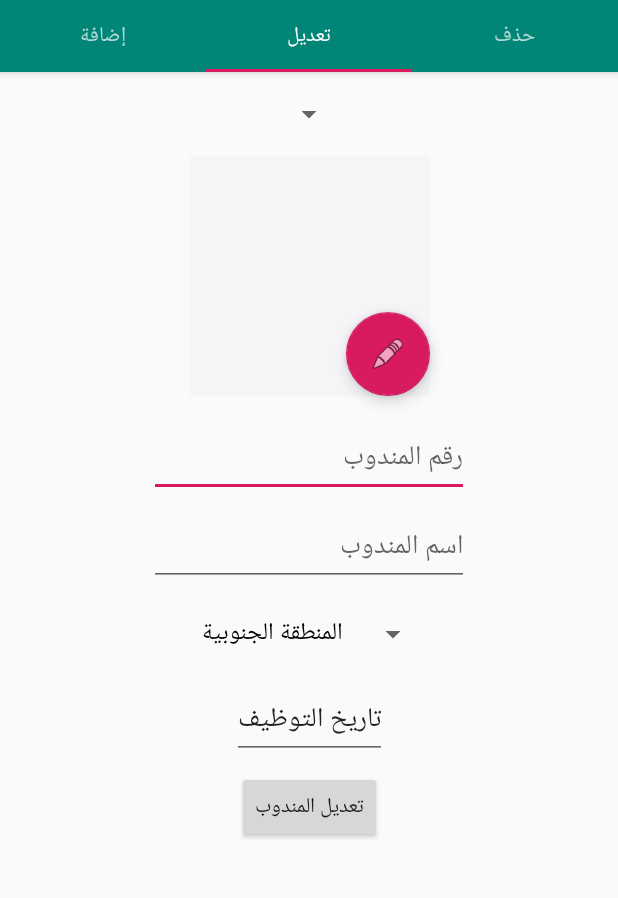
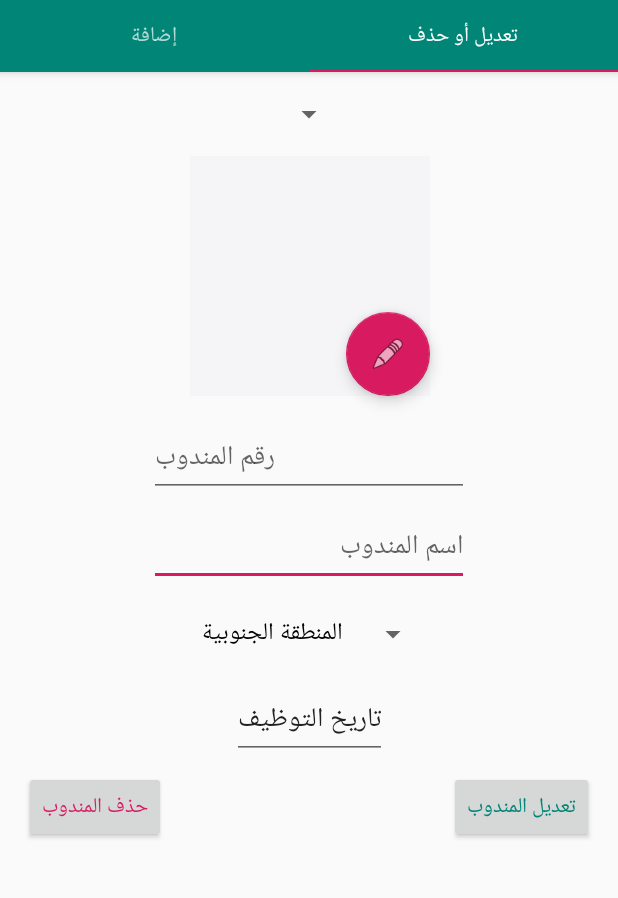
Before and after one commit to ab-dulla/svu-bait-iwb303-f18-sales, an Android app: the AddSalesmanFragment screen opened directly, with no data from a screen before it, tab 2 chosen, on a phone screen of 412 x 824 dp, the part 89-987 px from its top. Run offline under Robolectric (Android 15) with nearby library versions, the phone set to English and light mode, and no system bars.

Commit message:
unify update and delete salesmen screens

```diff
--- a/app/src/main/java/org/svuonline/f18sales/salesmen/management/DeleteSalesmanFragment.java
+++ /dev/null
@@ -1,85 +0,0 @@
-package org.svuonline.f18sales.salesmen.management;
-
-
-import android.os.Bundle;
-import android.support.v4.app.Fragment;
-import android.view.LayoutInflater;
-import android.view.View;
-import android.view.ViewGroup;
-import android.widget.Button;
-import android.widget.Spinner;
-import android.widget.Toast;
-
-import org.svuonline.f18sales.R;
-import org.svuonline.f18sales.data.DatabaseHelper;
-import org.svuonline.f18sales.data.Utilities;
-import org.svuonline.f18sales.model.Salesman;
-
-public class DeleteSalesmanFragment extends Fragment {
-    private DatabaseHelper dbHelper;
-    private Spinner spinnerSalesmen;
-    private Button buttonDeleteSalesman;
-
-    public DeleteSalesmanFragment() {
-    }
-
-    public static DeleteSalesmanFragment newInstance() {
-        return new DeleteSalesmanFragment();
-    }
-
-    @Override
-    public View onCreateView(LayoutInflater inflater, ViewGroup container, Bundle savedInstanceState) {
-        View v = inflater.inflate(R.layout.fragment_delete_salesman, container, false);
-        dbHelper = new DatabaseHelper(getContext());
-        spinnerSalesmen = v.findViewById(R.id.spinner_salesmen);
-        buttonDeleteSalesman = v.findViewById(R.id.button_delete_salesman);
-        setDeleteButtonOnClickListener();
-        return v;
-    }
-
-    @Override
-    public void setUserVisibleHint(boolean isVisibleToUser) {
-        super.setUserVisibleHint(isVisibleToUser);
-        if (isVisibleToUser) {
-            fillSalesmenSpinnerWithData();
-        }
-    }
-
-    private void fillSalesmenSpinnerWithData() {
-        // a race condition
-        boolean dbNotYetReady = dbHelper == null;
-        if (dbNotYetReady) {
-            Toast.makeText(getContext(), "قاعدة البيانات ليست جاهزة بعد، الرجاء معاودة زيارة الصفحة بعد 3 ثوان", Toast.LENGTH_LONG).show();
-            return;
-        }
-        // fill spinner
-        SalesmenSpinnerArrayAdapter salesmenAdapter = new SalesmenSpinnerArrayAdapter(getContext(), dbHelper.getAllSalesmen());
-        spinnerSalesmen.setAdapter(salesmenAdapter);
-    }
-
-    private void setDeleteButtonOnClickListener() {
-        // delete the selected salesman
-        buttonDeleteSalesman.setOnClickListener(new View.OnClickListener() {
-            @Override
-            public void onClick(View v) {
-                try {
-                    if (spinnerSalesmen.getCount() == 0) {
-                        Toast.makeText(getContext(), "لا يوجد أي مندوب مبيعات ليتم حذفه", Toast.LENGTH_LONG).show();
-                        return;
-                    }
-                    Salesman selectedSalesman = (Salesman) spinnerSalesmen.getSelectedItem();
-                    boolean deleted = dbHelper.deleteSalesman(selectedSalesman) != -1;
-                    if (deleted) {
-                        Utilities.showMessage(getContext(), "نجاح", "تمت حذف مندوب المبيعات بنجاح");
-                        fillSalesmenSpinnerWithData();
-                    } else {
-                        Utilities.showMessage(getContext(), "فشل", "فشل حذف مندوب المبيعات");
-                    }
-                } catch (Exception e) {
-                    e.printStackTrace();
-                    Utilities.showMessage(getContext(), "فشل", "حدث خطأ غير متوقع خلال محاولة حذف المندوب");
-                }
-            }
-        });
-    }
-}
--- a/app/src/main/java/org/svuonline/f18sales/salesmen/management/ModifySalesmanFragment.java
+++ b/app/src/main/java/org/svuonline/f18sales/salesmen/management/ModifyOrDeleteSalesmanFragment.java
@@ -33,9 +33,9 @@ import java.util.ArrayList;
 
 import static android.text.TextUtils.isEmpty;
 
-public class ModifySalesmanFragment extends Fragment implements AdapterView.OnItemSelectedListener {
+public class ModifyOrDeleteSalesmanFragment extends Fragment implements AdapterView.OnItemSelectedListener {
 
-    private static final String TAG = ModifySalesmanFragment.class.getName();
+    private static final String TAG = ModifyOrDeleteSalesmanFragment.class.getName();
     private static final int GALLERY_REQUEST_CODE = 406;
     private static final String IMAGE_PREFIX = "image_";
 
@@ -49,17 +49,18 @@ public class ModifySalesmanFragment extends Fragment implements AdapterView.OnIt
     private Spinner spinnerRegions;
     private EditText editTextHiringDate;
     private Button buttonModifySalesman;
+    private Button buttonDeleteSalesman;
 
-    public ModifySalesmanFragment() {
+    public ModifyOrDeleteSalesmanFragment() {
     }
 
-    public static ModifySalesmanFragment newInstance() {
-        return new ModifySalesmanFragment();
+    public static ModifyOrDeleteSalesmanFragment newInstance() {
+        return new ModifyOrDeleteSalesmanFragment();
     }
 
     @Override
     public View onCreateView(LayoutInflater inflater, ViewGroup container, Bundle savedInstanceState) {
-        View v = inflater.inflate(R.layout.fragment_modify_salesman, container, false);
+        View v = inflater.inflate(R.layout.fragment_modify_or_delete_salesman, container, false);
 
         dbHelper = new DatabaseHelper(getContext());
 
@@ -70,6 +71,7 @@ public class ModifySalesmanFragment extends Fragment implements AdapterView.OnIt
 
         spinnerSalesmen.setOnItemSelectedListener(this);
         setModifySalesmanButtonOnClickListener();
+        setDeleteSalesmanButtonOnClickListener();
         return v;
     }
 
@@ -103,6 +105,7 @@ public class ModifySalesmanFragment extends Fragment implements AdapterView.OnIt
         spinnerRegions = v.findViewById(R.id.spinner_region);
         editTextHiringDate = v.findViewById(R.id.editText_hiring_date);
         buttonModifySalesman = v.findViewById(R.id.button_modify_salesman);
+        buttonDeleteSalesman = v.findViewById(R.id.button_delete_salesman);
     }
 
     private void setImageUploadOnClickListener(View v) {
@@ -144,6 +147,32 @@ public class ModifySalesmanFragment extends Fragment implements AdapterView.OnIt
                     }
                 } else {
                     Toast.makeText(getContext(), "الرجاء تعبئة جميع الحقول بما فيهم الصورة", Toast.LENGTH_LONG).show();
+                }
+            }
+        });
+    }
+
+    private void setDeleteSalesmanButtonOnClickListener() {
+        // delete the selected salesman
+        buttonDeleteSalesman.setOnClickListener(new View.OnClickListener() {
+            @Override
+            public void onClick(View v) {
+                try {
+                    if (spinnerSalesmen.getCount() == 0) {
+                        Toast.makeText(getContext(), "لا يوجد أي مندوب مبيعات ليتم حذفه", Toast.LENGTH_LONG).show();
+                        return;
+                    }
+                    Salesman selectedSalesman = (Salesman) spinnerSalesmen.getSelectedItem();
+                    boolean deleted = dbHelper.deleteSalesman(selectedSalesman) != -1;
+                    if (deleted) {
+                        Utilities.showMessage(getContext(), "نجاح", "تمت حذف مندوب المبيعات بنجاح");
+                        fillSalesmenSpinnerWithData();
+                    } else {
+                        Utilities.showMessage(getContext(), "فشل", "فشل حذف مندوب المبيعات");
+                    }
+                } catch (Exception e) {
+                    e.printStackTrace();
+                    Utilities.showMessage(getContext(), "فشل", "حدث خطأ غير متوقع خلال محاولة حذف المندوب");
                 }
             }
         });
--- a/app/src/main/java/org/svuonline/f18sales/salesmen/management/TabsPagerAdapter.java
+++ b/app/src/main/java/org/svuonline/f18sales/salesmen/management/TabsPagerAdapter.java
@@ -16,7 +16,7 @@ import org.svuonline.f18sales.R;
 public class TabsPagerAdapter extends FragmentPagerAdapter {
 
     @StringRes
-    private static final int[] TAB_TITLES = new int[]{R.string.tab_text_add, R.string.tab_text_modify, R.string.tab_text_delete};
+    private static final int[] TAB_TITLES = new int[]{R.string.tab_text_add, R.string.tab_text_modify_or_delete};
     private final Context mContext;
 
     public TabsPagerAdapter(Context context, FragmentManager fm) {
@@ -30,9 +30,7 @@ public class TabsPagerAdapter extends FragmentPagerAdapter {
             case 0:
                 return AddSalesmanFragment.newInstance();
             case 1:
-                return ModifySalesmanFragment.newInstance();
-            case 2:
-                return DeleteSalesmanFragment.newInstance();
+                return ModifyOrDeleteSalesmanFragment.newInstance();
             default:
                 return null;
         }
@@ -46,6 +44,6 @@ public class TabsPagerAdapter extends FragmentPagerAdapter {
 
     @Override
     public int getCount() {
-        return 3;
+        return 2;
     }
 }
--- a/app/src/main/res/layout/fragment_add_salesman.xml
+++ b/app/src/main/res/layout/fragment_add_salesman.xml
@@ -12,8 +12,8 @@
 
         <ImageView
             android:id="@+id/image"
-            android:layout_width="180dp"
-            android:layout_height="180dp"
+            android:layout_width="160dp"
+            android:layout_height="160dp"
             android:layout_marginStart="32dp"
             android:layout_marginTop="32dp"
             android:layout_marginEnd="32dp"
--- a/app/src/main/res/layout/fragment_modify_salesman.xml
+++ b/app/src/main/res/layout/fragment_modify_or_delete_salesman.xml
@@ -4,7 +4,7 @@
     xmlns:tools="http://schemas.android.com/tools"
     android:layout_width="match_parent"
     android:layout_height="match_parent"
-    tools:context=".salesmen.management.ModifySalesmanFragment">
+    tools:context=".salesmen.management.ModifyOrDeleteSalesmanFragment">
 
     <android.support.constraint.ConstraintLayout
         android:layout_width="match_parent"
@@ -54,6 +54,7 @@
         <EditText
             android:id="@+id/editText_salesman_id"
             android:layout_width="wrap_content"
+            android:gravity="end"
             android:layout_height="wrap_content"
             android:layout_marginStart="8dp"
             android:layout_marginTop="16dp"
@@ -109,13 +110,25 @@
             android:id="@+id/button_modify_salesman"
             android:layout_width="wrap_content"
             android:layout_height="wrap_content"
-            android:layout_marginStart="8dp"
             android:layout_marginTop="8dp"
-            android:layout_marginEnd="8dp"
+            android:layout_marginEnd="16dp"
+            android:layout_marginBottom="8dp"
             android:text="@string/text_modify_salesman"
+            android:textColor="@color/colorPrimary"
+            app:layout_constraintBottom_toBottomOf="parent"
             app:layout_constraintEnd_toEndOf="parent"
-            app:layout_constraintStart_toStartOf="parent"
             app:layout_constraintTop_toBottomOf="@+id/editText_hiring_date" />
+
+        <Button
+            android:id="@+id/button_delete_salesman"
+            android:layout_width="wrap_content"
+            android:layout_height="wrap_content"
+            android:layout_marginStart="16dp"
+            android:layout_marginBottom="8dp"
+            android:text="@string/text_delete_salesman"
+            android:textColor="@color/colorAccent"
+            app:layout_constraintBottom_toBottomOf="parent"
+            app:layout_constraintStart_toStartOf="parent" />
 
     </android.support.constraint.ConstraintLayout>
 </ScrollView>
--- a/app/src/main/res/values/strings.xml
+++ b/app/src/main/res/values/strings.xml
@@ -2,8 +2,7 @@
     <string name="app_name">F18 Sales</string>
     <string name="title_activity_salesmen_management">SalesmenManagementActivity</string>
     <string name="tab_text_add">إضافة</string>
-    <string name="tab_text_modify">تعديل</string>
-    <string name="tab_text_delete">حذف</string>
+    <string name="tab_text_modify_or_delete">تعديل أو حذف</string>
     <string name="Select_Salesman">-- اختر المندوب --</string>
     <string name="text_hiring_date">-- تاريخ التوظيف --</string>
     <string name="text_add_salesman">إضافة مندوب</string>
```
Also changed, not shown: app/src/main/res/layout/fragment_delete_salesman.xml (deleted, +0 -32 lines).
